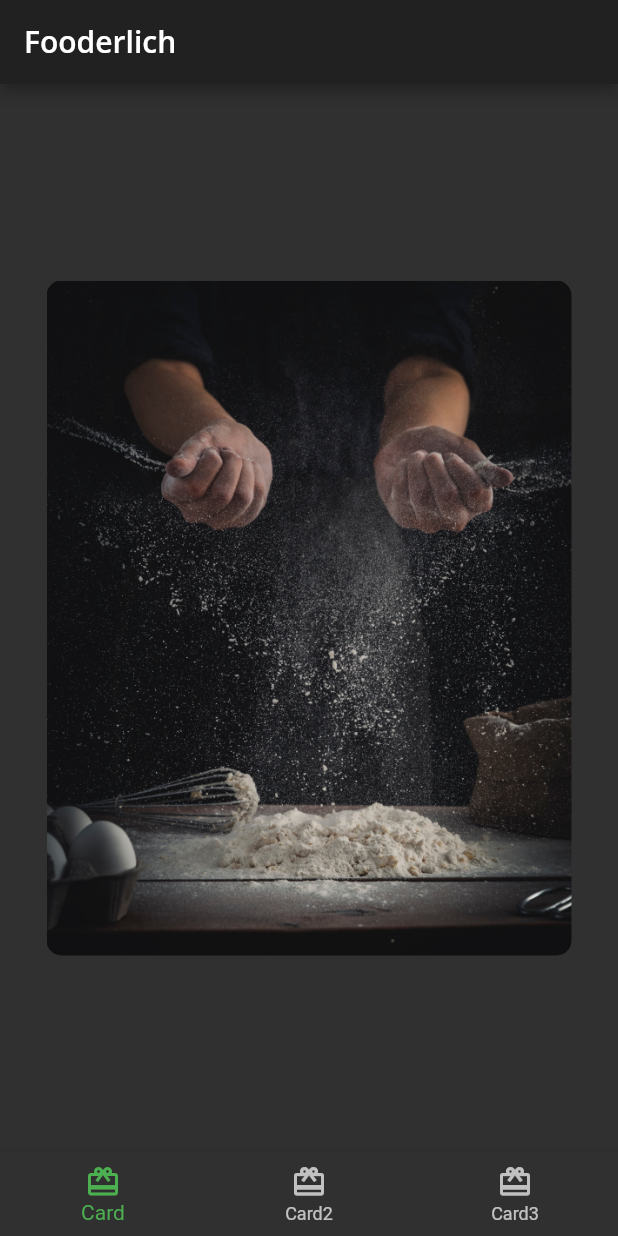
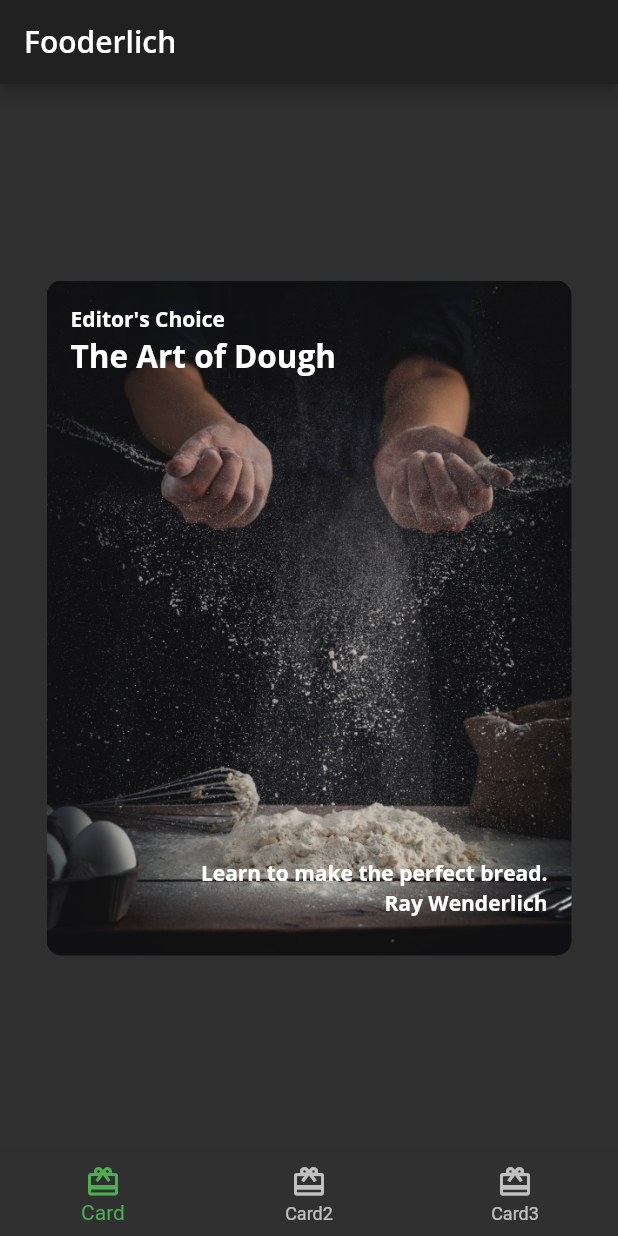
Before and after one commit to Mwita04/starter, a Flutter app: the screen it shows after launch, on a phone screen of 412 x 824 dp. Run offline on Flutter 3.47's test engine with Material 2 defaults, Android fonts, the phone set to English and light mode, and no system bars; our stand-ins replace google_fonts.

Commit message:
commit on master

```diff
--- a/lib/card1.dart
+++ b/lib/card1.dart
@@ -20,6 +20,41 @@ class Card1 extends StatelessWidget {
       // TODO: Card1 Decorate Container
       child: Container(
         // TODO: Add a stack of text
+        child: Stack(
+          children: [
+            // 8
+            Text(
+              category,
+              style: FooderlichTheme.darkTextTheme.bodyText1,
+            ),
+            // 9
+            Positioned(
+              child: Text(
+                title,
+                style: FooderlichTheme.darkTextTheme.headline2,
+              ),
+              top: 20,
+            ),
+            // 10
+            Positioned(
+              child: Text(
+                description,
+                style: FooderlichTheme.darkTextTheme.bodyText1,
+              ),
+              bottom: 30,
+              right: 0,
+            ),
+            // 11
+            Positioned(
+              child: Text(
+                chef,
+                style: FooderlichTheme.darkTextTheme.bodyText1,
+              ),
+              bottom: 10,
+              right: 0,
+            )
+          ],
+        ),
 
         // 1
         padding: const EdgeInsets.all(16),
```
